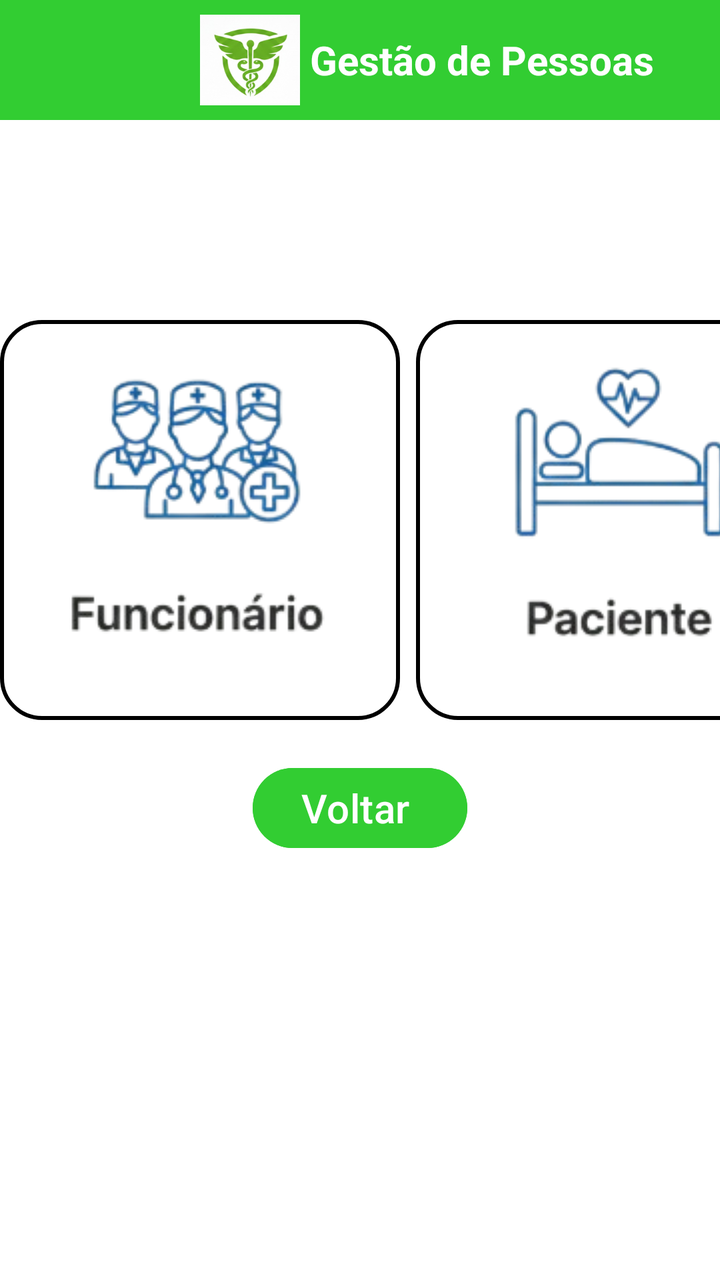
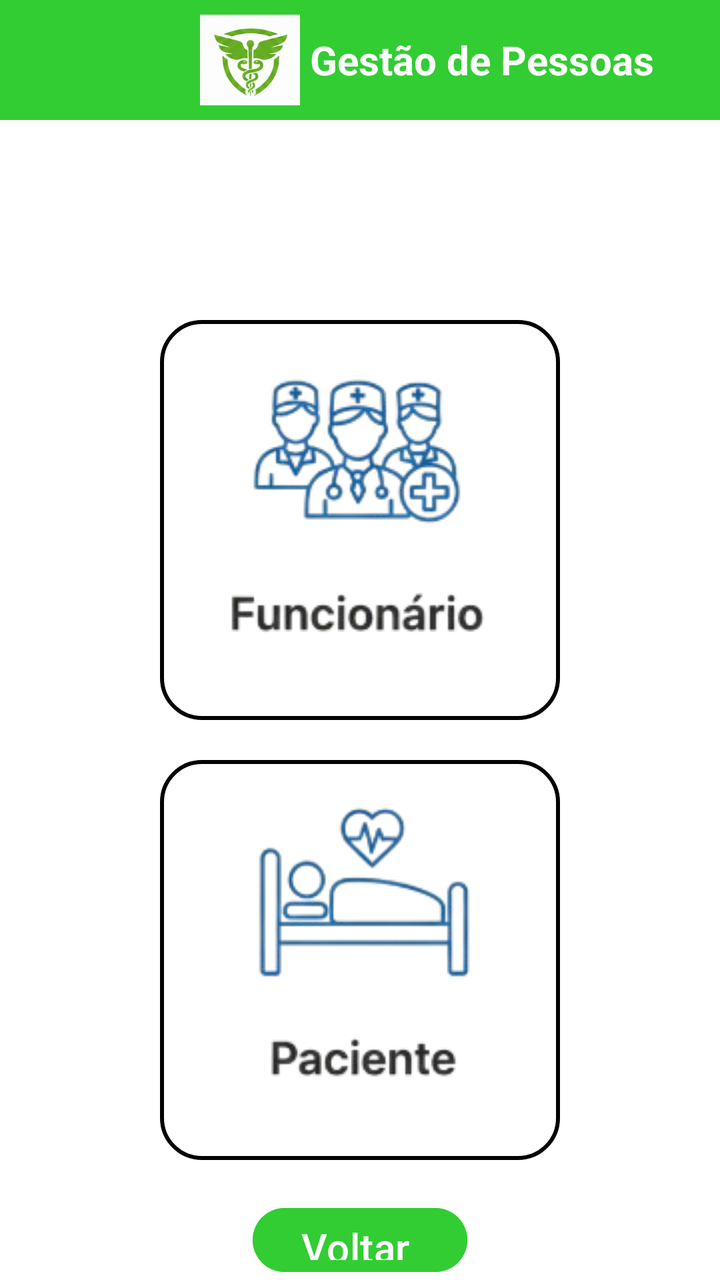

Screens rendered from an Android XML layout before and after an edit, with the pre-edit source and the edit as a unified diff.
<!-- AndroidManifest.xml: application theme Theme.ProjetoGrupoHospital -->
<!-- res/layout/activity_gestao_pessoas.xml -->
<?xml version="1.0" encoding="utf-8"?>
<LinearLayout xmlns:android="http://schemas.android.com/apk/res/android"
    xmlns:app="http://schemas.android.com/apk/res-auto"
    xmlns:tools="http://schemas.android.com/tools"
    android:id="@+id/main"
    android:layout_width="match_parent"
    android:layout_height="match_parent"
    tools:context=".GestaoPessoasActivity"
    android:background="@color/white"
    android:orientation="vertical">

    <LinearLayout
        android:layout_width="match_parent"
        android:layout_height="60dp"
        android:orientation="horizontal"
        android:background="#32cd32">

        <ImageView
            android:layout_marginLeft="100dp"
            android:layout_width="50dp"
            android:layout_height="50dp"
            android:layout_gravity="center"
            android:src="@drawable/logo_hospital"
            >
        </ImageView>

        <TextView
            android:layout_marginLeft="5dp"
            android:layout_width="200dp"
            android:layout_height="wrap_content"
            android:text="Gestão de Pessoas"
            android:layout_gravity="center"
            android:textStyle="bold"
            android:textSize="20dp"
            android:textColor="@color/white">
        </TextView>



    </LinearLayout>


    <LinearLayout
        android:layout_marginTop="100dp"
        android:layout_width="match_parent"
        android:layout_height="200dp"
        android:orientation="horizontal">

        <ImageButton
            android:id="@+id/btnFuncionario"
            android:layout_width="200dp"
            android:layout_height="200dp"
            android:src="@drawable/icone_funcionario"
            android:background="@drawable/caixa_redondada">
        </ImageButton>


        <ImageButton
            android:id="@+id/btnPaciente"
            android:layout_marginLeft="8dp"
            android:layout_width="200dp"
            android:layout_height="match_parent"
            android:src="@drawable/icone_paciente"

            android:background="@drawable/caixa_redondada"
            >

        </ImageButton>


    </LinearLayout>

    <Button
        android:layout_marginTop="20dp"
        android:layout_width="wrap_content"
        android:layout_height="wrap_content"
        android:text="Voltar "
        android:textSize="20sp"
        android:layout_gravity="center"
        android:backgroundTint="#32cd32"/>


</LinearLayout>
<!-- resources referenced by this layout -->
<resources>
  <color name="white">#FFFFFFFF</color>
  <!-- drawable caixa_redondada (drawable) -->
  <?xml version="1.0" encoding="utf-8"?>
  <shape xmlns:android="http://schemas.android.com/apk/res/android"
      android:shape="rectangle">
      <solid android:color="@android:color/transparent" /> 
      <stroke
          android:width="2dp"
          android:color="#000000" /> 
      <corners android:radius="20dp" /> 
      <padding
          android:top="10dp"
          android:bottom="10dp"
          android:left="10dp"
          android:right="10dp" />
  
  
  </shape>
  <!-- drawable icone_funcionario: png bitmap (drawable, 23956 bytes) -->
  <!-- drawable icone_paciente: png bitmap (drawable, 17230 bytes) -->
  <!-- drawable logo_hospital: png bitmap (drawable, 41978 bytes) -->
  <style name="Theme.ProjetoGrupoHospital" parent="Base.Theme.ProjetoGrupoHospital" />
  <style name="Base.Theme.ProjetoGrupoHospital" parent="Theme.Material3.DayNight.NoActionBar">
          
          
      </style>
</resources>

<!-- the commit's change to res/layout/activity_gestao_pessoas.xml (unified diff, before → after) -->
@@ -43,8 +43,9 @@
     <LinearLayout
         android:layout_marginTop="100dp"
         android:layout_width="match_parent"
-        android:layout_height="200dp"
-        android:orientation="horizontal">
+        android:layout_height="wrap_content"
+        android:orientation="vertical"
+        android:gravity="center">
 
         <ImageButton
             android:id="@+id/btnFuncionario"
@@ -57,9 +58,9 @@
 
         <ImageButton
             android:id="@+id/btnPaciente"
-            android:layout_marginLeft="8dp"
+            android:layout_marginTop="20dp"
             android:layout_width="200dp"
-            android:layout_height="match_parent"
+            android:layout_height="200dp"
             android:src="@drawable/icone_paciente"
 
             android:background="@drawable/caixa_redondada"
@@ -71,6 +72,7 @@
     </LinearLayout>
 
     <Button
+        android:id="@+id/btnCancelar"
         android:layout_marginTop="20dp"
         android:layout_width="wrap_content"
         android:layout_height="wrap_content"
